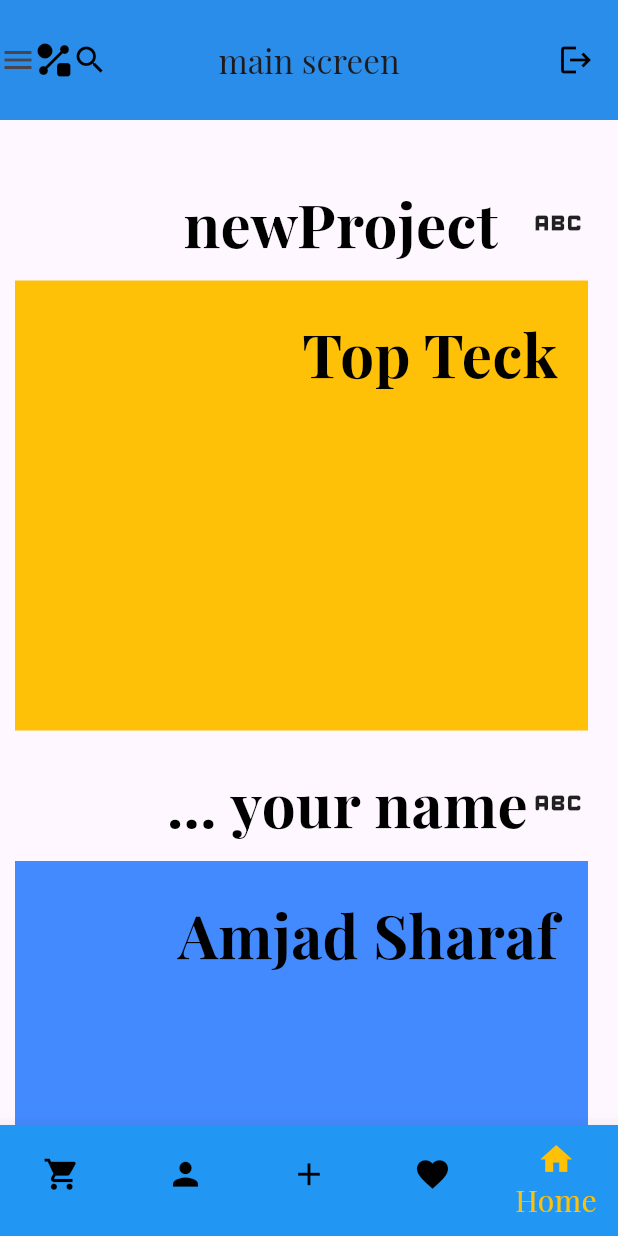
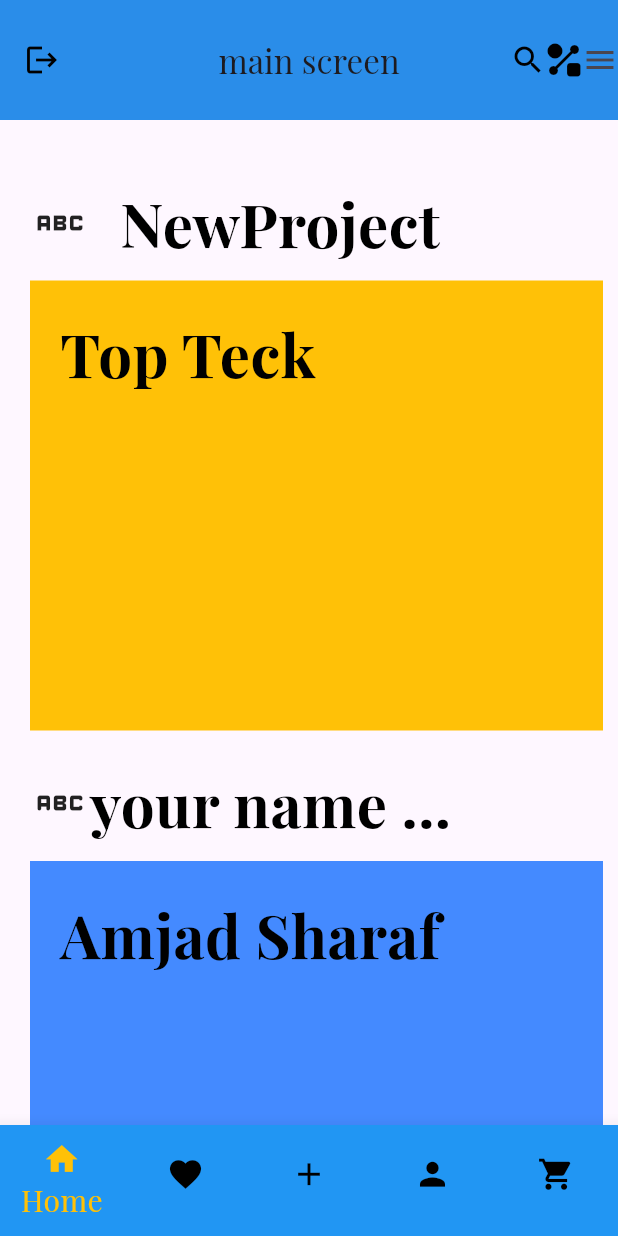
Before and after one commit to AmjadSharaf/flutter, a Flutter app: the screen it shows after launch, on a phone screen of 412 x 824 dp. Run offline on Flutter 3.47's test engine with Material 3 defaults, Android fonts, the phone set to English and light mode, and no system bars; project files that could hold a hidden picture were left out.

Commit message:
localization

````diff
--- a/l10n.yaml
+++ b/l10n.yaml
@@ -1,5 +1,3 @@
-
-
 arb-dir: lib/l10n
 template-arb-file: app_en.arb
-output-localization-file: app_localezation.dart
+output-localization-file: app-locale.dart
--- a/lib/Screens/Bnb/home_screen.dart
+++ b/lib/Screens/Bnb/home_screen.dart
@@ -1,9 +1,5 @@
 import 'package:flutter/material.dart';
-import 'package:test/l10n/app_locale.dart';
-import 'package:test/l10n/app_ar.arb';
-import 'package:test/l10n/app_en.arb';
-
-import 'package:flutter_localizations/flutter_localizations.dart';
+import 'package:test/l10n/app-locale.dart';
 
 class HomeScreen extends StatefulWidget {
   const HomeScreen({super.key});
@@ -30,7 +26,7 @@ class _HomeScreenState extends State<HomeScreen> {
             children: [
               Icon(Icons.abc, size: 40),
               SizedBox(width: 20),
-              Text("newProject", style: _textStyle),
+              Text(AppLocalizations.of(context)!.newProject, style: _textStyle),
             ],
           ),
           SizedBox(height: 10),
--- a/lib/l10n/app_locale.dart
+++ b/lib/l10n/app-locale.dart
@@ -5,8 +5,8 @@ import 'package:flutter/widgets.dart';
 import 'package:flutter_localizations/flutter_localizations.dart';
 import 'package:intl/intl.dart' as intl;
 
-import 'app_locale_ar.dart';
-import 'app_locale_en.dart';
+import 'app-locale_ar.dart';
+import 'app-locale_en.dart';
 
 // ignore_for_file: type=lint
 
@@ -18,7 +18,7 @@ import 'app_locale_en.dart';
 /// `supportedLocales` list. For example:
 ///
 /// ```dart
-/// import 'l10n/app_locale.dart';
+/// import 'l10n/app-locale.dart';
 ///
 /// return MaterialApp(
 ///   localizationsDelegates: AppLocalizations.localizationsDelegates,
@@ -97,6 +97,12 @@ abstract class AppLocalizations {
     Locale('ar'),
     Locale('en'),
   ];
+
+  /// No description provided for @newProject.
+  ///
+  /// In en, this message translates to:
+  /// **'NewProject'**
+  String get newProject;
 }
 
 class _AppLocalizationsDelegate
--- a/lib/l10n/app_locale_ar.dart
+++ b/lib/l10n/app-locale_ar.dart
@@ -1,10 +1,13 @@
 // ignore: unused_import
 import 'package:intl/intl.dart' as intl;
-import 'app_locale.dart';
+import 'app-locale.dart';
 
 // ignore_for_file: type=lint
 
 /// The translations for Arabic (`ar`).
 class AppLocalizationsAr extends AppLocalizations {
   AppLocalizationsAr([String locale = 'ar']) : super(locale);
+
+  @override
+  String get newProject => 'مشروع جديد';
 }
--- a/lib/l10n/app_locale_en.dart
+++ b/lib/l10n/app-locale_en.dart
@@ -1,10 +1,13 @@
 // ignore: unused_import
 import 'package:intl/intl.dart' as intl;
-import 'app_locale.dart';
+import 'app-locale.dart';
 
 // ignore_for_file: type=lint
 
 /// The translations for English (`en`).
 class AppLocalizationsEn extends AppLocalizations {
   AppLocalizationsEn([String locale = 'en']) : super(locale);
+
+  @override
+  String get newProject => 'NewProject';
 }
--- a/lib/l10n/app_en.arb
+++ b/lib/l10n/app_en.arb
@@ -1,6 +1,5 @@
 {
+"newProject" : "NewProject"
 
 
-
-    newProject : "New Projects"
 }
--- a/lib/main.dart
+++ b/lib/main.dart
@@ -1,7 +1,7 @@
 import 'package:flutter/material.dart';
 import 'package:test/Screens/mainScreen.dart';
-import 'package:test/l10n/app_locale.dart';
 
+import 'package:test/l10n/app-locale.dart';
 
 void main() {
   runApp(const MyApp());
@@ -16,9 +16,8 @@ class MyApp extends StatelessWidget {
       theme: ThemeData(fontFamily: 'palyfair'),
       debugShowCheckedModeBanner: false,
       home: Mainscreen(),
-      locale: Locale('ar'),
       localizationsDelegates: AppLocalizations.localizationsDelegates,
-
+      locale: Locale('en'),
       supportedLocales: const [Locale('ar'), Locale('en')],
     );
   }
````
Also changed, not shown: lib/l10n/app_ar.arb (+2 -5 lines), pubspec.yaml (+2 -10 lines).
